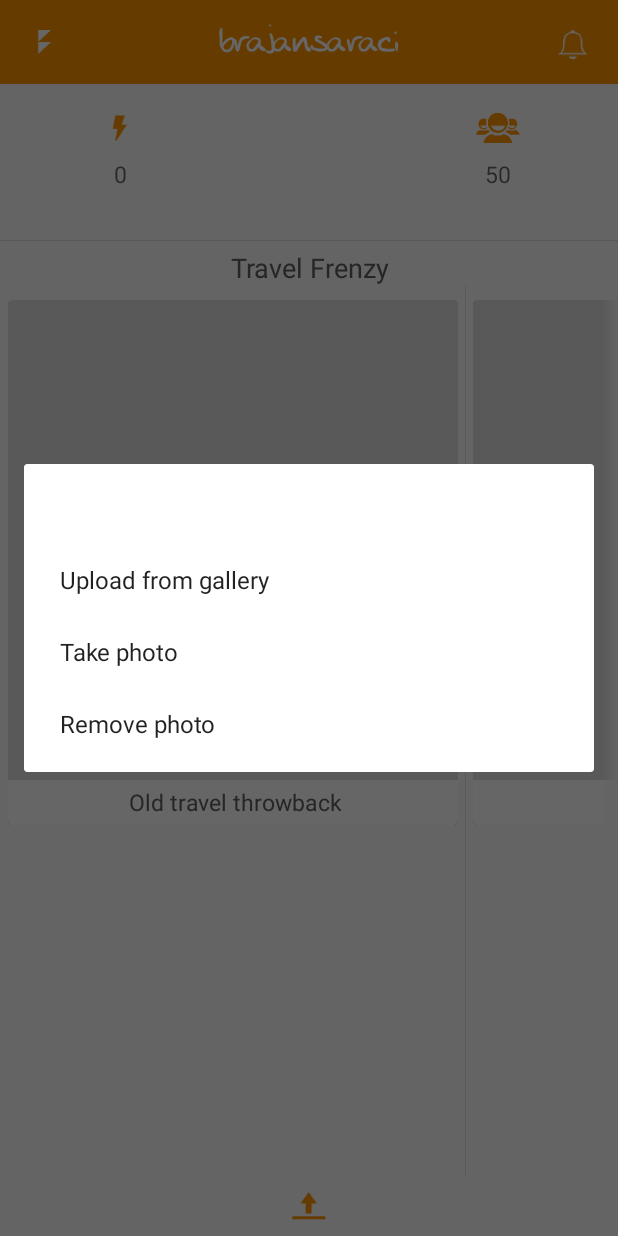
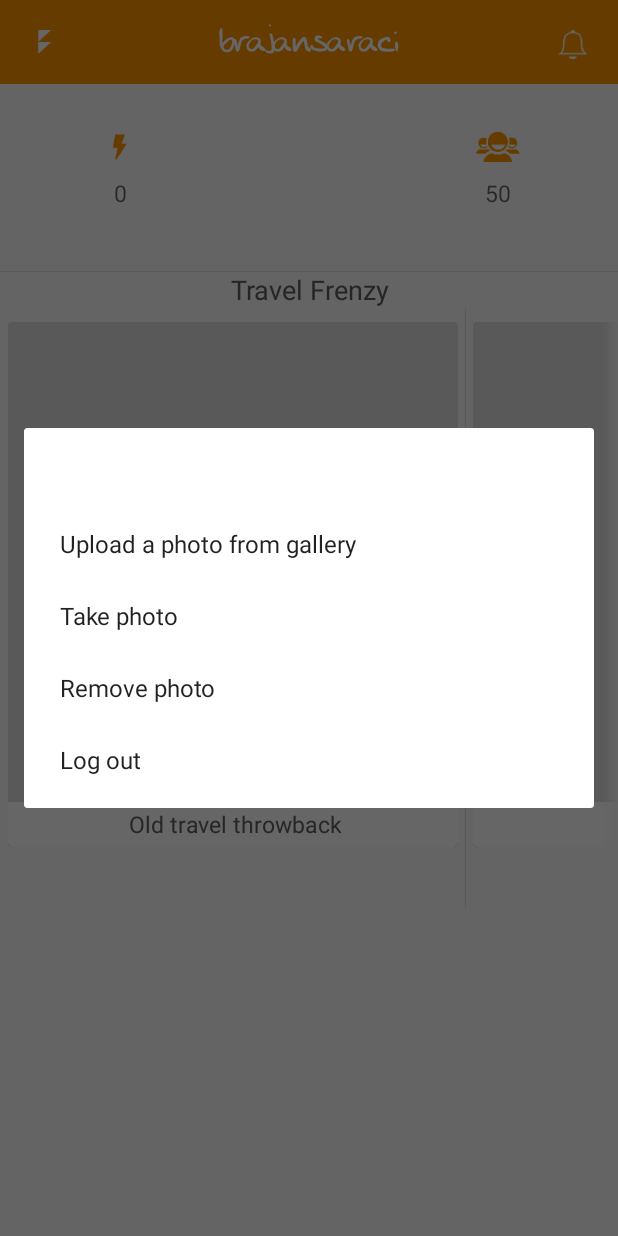
Before and after one commit to Blitzone/Blitz, an Android app: the Profile screen opened directly, with no data from a screen before it, after a tap on an icon or button, on a phone screen of 412 x 824 dp. Run offline under Robolectric (Android 15) with nearby library versions, the light colour scheme and no system bars; our stand-ins replace Volley; network calls fail; pictures from the network do not load.

Commit message:
Profile updated once again. Log out now when u click on profile picture

```diff
--- a/app/src/main/java/com/example/bsaraci/blitzone/Profile.java
+++ b/app/src/main/java/com/example/bsaraci/blitzone/Profile.java
@@ -254,8 +254,7 @@ public class Profile extends AppCompatActivity
 
     public void chooseImageFromGallery(){
         // Create intent to Open Image applications like Gallery, Google Photos
-        Intent galleryIntent = new Intent(Intent.ACTION_PICK,
-                android.provider.MediaStore.Images.Media.EXTERNAL_CONTENT_URI);
+        Intent galleryIntent = new Intent(Intent.ACTION_PICK, android.provider.MediaStore.Images.Media.EXTERNAL_CONTENT_URI);
         // Start the Intent
         startActivityForResult(galleryIntent, UPLOAD_FROM_GALLERY);
     }
@@ -279,7 +278,7 @@ public class Profile extends AppCompatActivity
         startActivity(intent);
     }
 
-    public void disconnectCallback (View view)
+    public void disconnectCallback ()
     {
 
         AlertDialog.Builder alertDialogBuilder = new AlertDialog.Builder(this);
@@ -354,15 +353,16 @@ public class Profile extends AppCompatActivity
     public void showAlertDialogWithListview()
     {
         List<String> uploadOptions = new ArrayList<String>();
-        uploadOptions.add("Upload from gallery");
+        uploadOptions.add("Upload a photo from gallery");
         uploadOptions.add("Take photo");
         uploadOptions.add("Remove photo");
+        uploadOptions.add("Log out");
 
 
         //Create sequence of items
         final CharSequence[] Options = uploadOptions.toArray(new String[uploadOptions.size()]);
         AlertDialog.Builder dialogBuilder = new AlertDialog.Builder(this);
-        dialogBuilder.setTitle("Set a profile photo");
+        dialogBuilder.setTitle("Options");
         dialogBuilder.setItems(Options, new DialogInterface.OnClickListener() {
             public void onClick(DialogInterface dialog, int item) {
 
@@ -374,6 +374,9 @@ public class Profile extends AppCompatActivity
                 }
                 else if(item == 2){
                     removeProfilePicture();
+                }
+                else if(item == 3){
+                    disconnectCallback();
                 }
             }
         });
--- a/app/src/main/res/layout/profile_main.xml
+++ b/app/src/main/res/layout/profile_main.xml
@@ -49,8 +49,8 @@
         android:layout_margin="10dp"/>
 
     <com.example.bsaraci.blitzone.RoundedImageView
-        android:layout_width="80dp"
-        android:layout_height="80dp"
+        android:layout_width="100dp"
+        android:layout_height="100dp"
         android:id="@+id/profile_picture"
         android:background="@android:color/transparent"
         android:onClick="profilePictureCallback"
@@ -66,7 +66,7 @@
         android:layout_height="40dp"
         android:background="@mipmap/ic_orange_blitz"
         android:id="@+id/blitz_won"
-        android:layout_alignTop="@+id/profile_picture"
+        android:layout_above="@+id/number_of_blitz"
         android:layout_toRightOf="@+id/blitzone_from_profile"
         android:layout_toEndOf="@+id/blitzone_from_profile" />
 
@@ -75,7 +75,7 @@
         android:layout_height="40dp"
         android:background="@mipmap/ic_orange_profile"
         android:id="@+id/followers"
-        android:layout_above="@+id/number_of_followers"
+        android:layout_alignTop="@+id/blitz_won"
         android:layout_toLeftOf="@+id/notifications_from_profile"
         android:layout_toStartOf="@+id/notifications_from_profile" />
 
@@ -87,9 +87,10 @@
         android:id="@+id/number_of_blitz"
         android:textSize="15sp"
         android:gravity="center"
-        android:layout_below="@+id/blitz_won"
+        android:layout_alignBottom="@+id/profile_picture"
         android:layout_alignLeft="@+id/blitz_won"
-        android:layout_alignStart="@+id/blitz_won" />
+        android:layout_alignStart="@+id/blitz_won"
+        android:layout_marginBottom="27dp" />
 
     <TextView
         android:layout_width="40dp"
@@ -99,23 +100,13 @@
         android:id="@+id/number_of_followers"
         android:textSize="15sp"
         android:gravity="center"
-        android:layout_alignTop="@+id/number_of_blitz"
+        android:layout_below="@+id/followers"
         android:layout_alignLeft="@+id/followers"
         android:layout_alignStart="@+id/followers" />
 
-    <ImageButton
-        android:layout_width="40dp"
-        android:layout_height="40dp"
-        android:background="@mipmap/ic_disconnect"
-        android:id="@+id/disconnect"
-        android:onClick="disconnectCallback"
-        android:layout_alignParentBottom="true"
-        android:layout_centerHorizontal="true" />
-
-
     <View style="@style/Divider"
         android:id="@+id/divider1"
-        android:layout_above="@+id/global_challenge"
+        android:layout_alignTop="@+id/global_challenge"
         android:layout_alignParentLeft="true"
         android:layout_alignParentStart="true" />
 
@@ -132,8 +123,7 @@
         android:layout_alignParentLeft="true"
         android:layout_alignParentStart="true"
         android:layout_alignParentRight="true"
-        android:layout_alignParentEnd="true"
-        android:layout_marginTop="5dp"/>
+        android:layout_alignParentEnd="true" />
 
     <com.example.bsaraci.blitzone.HLV.HorizontalListView
         android:id="@+id/hlvProfile"
@@ -146,7 +136,6 @@
         android:layout_gravity="center"
         android:layout_alignParentLeft="true"
         android:layout_alignParentStart="true"
-        android:layout_below="@+id/global_challenge"
-        android:layout_above="@+id/disconnect" />
+        android:layout_below="@+id/global_challenge" />
 
 </RelativeLayout>
```
